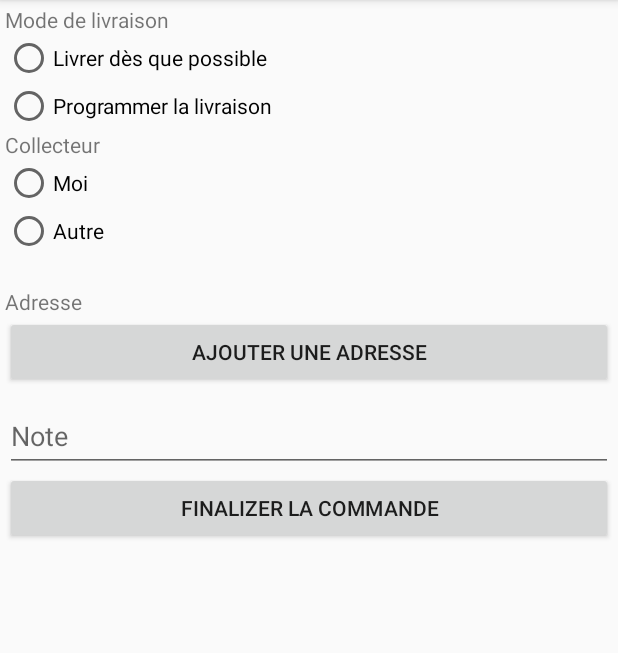
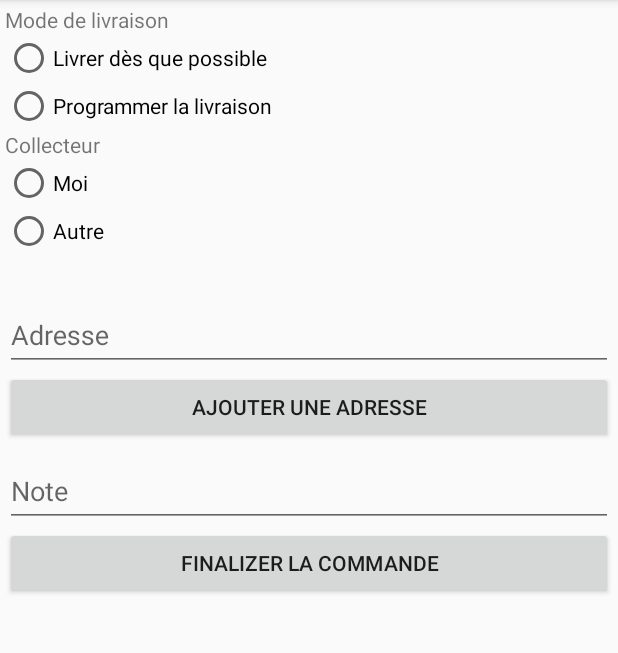
Before and after one commit to alfennec/WS-ALLOJIB, an Android app: the Order_Plat_Activity screen opened directly, with no data from a screen before it, on a phone screen of 412 x 824 dp, the part 84-737 px from its top. Run offline under Robolectric (Android 15) with nearby library versions, the phone set to English and light mode, and no system bars.

```diff
--- /dev/null
+++ b/app/src/main/java/com/fennec/allojib/config/JsonUrlOrderPlat.java
@@ -0,0 +1,4 @@
+package com.fennec.allojib.config;
+
+public class JsonUrlOrderPlat {
+}
--- a/app/src/main/res/layout/activity_order_plat.xml
+++ b/app/src/main/res/layout/activity_order_plat.xml
@@ -125,12 +125,17 @@
                 android:hint="Numéro de la personne conserner" />
         </com.google.android.material.textfield.TextInputLayout>
 
-        <TextView
-            android:id="@+id/textView10"
+        <com.google.android.material.textfield.TextInputLayout
             android:layout_width="match_parent"
-            android:layout_height="wrap_content"
-            android:layout_weight="3"
-            android:text="Adresse" />
+            android:layout_height="match_parent"
+            android:layout_weight="3">
+
+            <com.google.android.material.textfield.TextInputEditText
+                android:id="@+id/adresse_maps"
+                android:layout_width="match_parent"
+                android:layout_height="wrap_content"
+                android:hint="Adresse" />
+        </com.google.android.material.textfield.TextInputLayout>
 
         <Button
             android:id="@+id/btn_maps"
@@ -145,13 +150,14 @@
             android:layout_weight="3">
 
             <com.google.android.material.textfield.TextInputEditText
+                android:id="@+id/note_client"
                 android:layout_width="match_parent"
                 android:layout_height="wrap_content"
                 android:hint="Note" />
         </com.google.android.material.textfield.TextInputLayout>
 
         <Button
-            android:id="@+id/button"
+            android:id="@+id/btn_valider_commande"
             android:layout_width="match_parent"
             android:layout_height="wrap_content"
             android:layout_weight="3"
```
Also changed, not shown: app/src/main/java/com/fennec/allojib/controller/Order_Plat_Activity.java (+60 -3 lines), app/src/main/java/com/fennec/allojib/entity/PassOrderPlat.java (+25 -6 lines), app/src/main/java/com/fennec/allojib/repository/OrderPlatRepository.java (+17 -0 lines).
